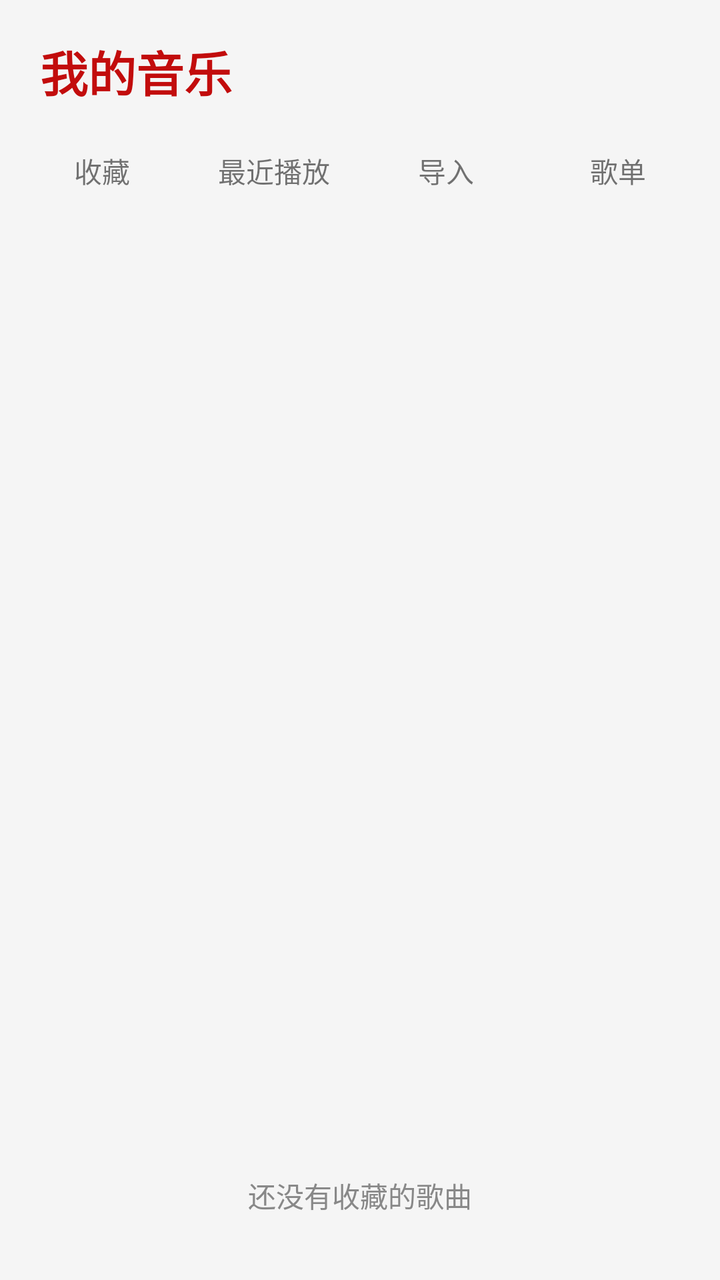
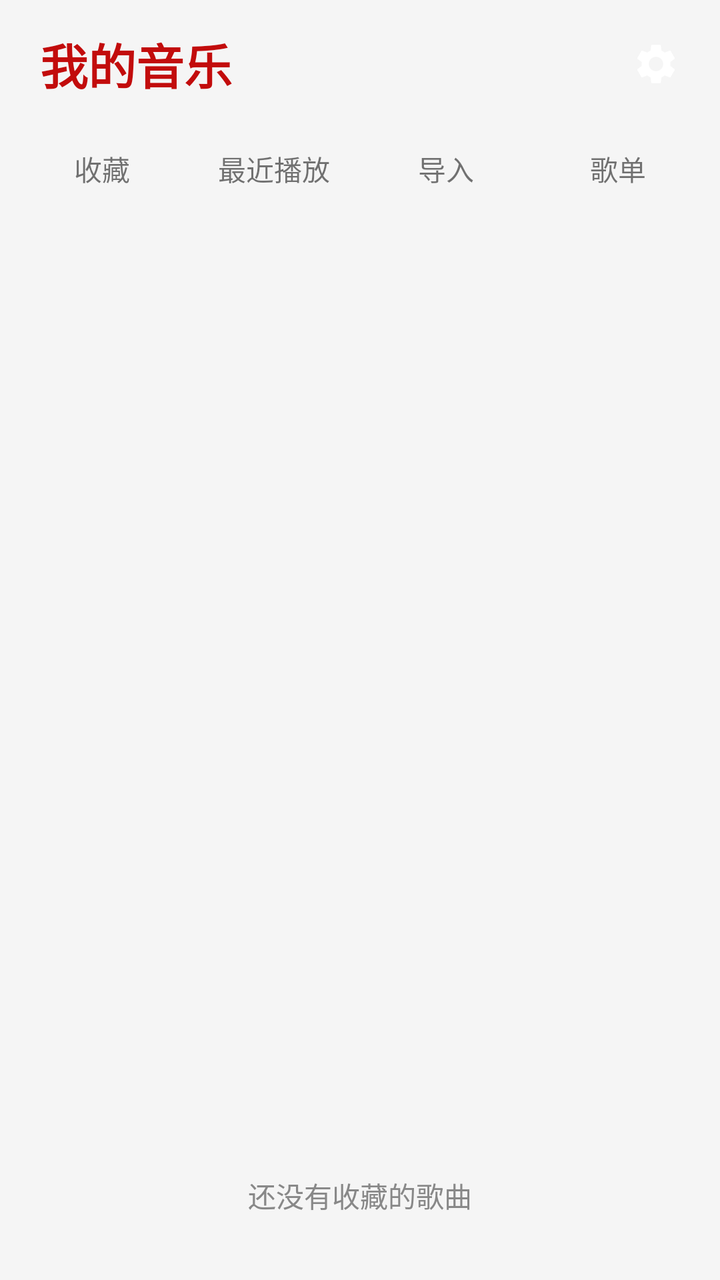

An Android layout rendered at two revisions. The XML below is the earlier revision; the diff shows what the commit changed to produce the second picture.
<!-- AndroidManifest.xml: application theme Theme.RedMusic -->
<!-- res/layout/fragment_library.xml -->
<?xml version="1.0" encoding="utf-8"?>
<LinearLayout xmlns:android="http://schemas.android.com/apk/res/android"
    android:layout_width="match_parent"
    android:layout_height="match_parent"
    android:orientation="vertical">

    <TextView
        android:id="@+id/library_title"
        android:layout_width="wrap_content"
        android:layout_height="wrap_content"
        android:paddingStart="20dp"
        android:paddingTop="18dp"
        android:paddingBottom="12dp"
        android:text="我的音乐"
        android:textColor="#C20C0C"
        android:textSize="24sp"
        android:textStyle="bold" />

    <LinearLayout
        android:layout_width="match_parent"
        android:layout_height="wrap_content"
        android:orientation="horizontal"
        android:paddingStart="8dp"
        android:paddingEnd="8dp">

        <TextView
            android:id="@+id/tab_fav"
            android:layout_width="0dp"
            android:layout_height="wrap_content"
            android:layout_weight="1"
            android:gravity="center"
            android:padding="10dp"
            android:text="收藏"
            android:textSize="14sp" />

        <TextView
            android:id="@+id/tab_recent"
            android:layout_width="0dp"
            android:layout_height="wrap_content"
            android:layout_weight="1"
            android:gravity="center"
            android:padding="10dp"
            android:text="最近播放"
            android:textSize="14sp" />

        <TextView
            android:id="@+id/tab_import"
            android:layout_width="0dp"
            android:layout_height="wrap_content"
            android:layout_weight="1"
            android:gravity="center"
            android:padding="10dp"
            android:text="导入"
            android:textSize="14sp" />

        <TextView
            android:id="@+id/tab_playlists"
            android:layout_width="0dp"
            android:layout_height="wrap_content"
            android:layout_weight="1"
            android:gravity="center"
            android:padding="10dp"
            android:text="歌单"
            android:textSize="14sp" />
    </LinearLayout>

    
    <LinearLayout
        android:id="@+id/action_row"
        android:layout_width="match_parent"
        android:layout_height="wrap_content"
        android:orientation="horizontal"
        android:paddingStart="20dp"
        android:paddingEnd="20dp"
        android:paddingBottom="6dp">

        <TextView
            android:id="@+id/action_scan"
            android:layout_width="wrap_content"
            android:layout_height="wrap_content"
            android:padding="8dp"
            android:text="扫描目录"
            android:textColor="#C20C0C"
            android:textSize="14sp"
            android:visibility="gone" />

        <TextView
            android:id="@+id/action_new"
            android:layout_width="wrap_content"
            android:layout_height="wrap_content"
            android:padding="8dp"
            android:text="新建歌单"
            android:textColor="#C20C0C"
            android:textSize="14sp"
            android:visibility="gone" />

        <TextView
            android:id="@+id/action_add"
            android:layout_width="wrap_content"
            android:layout_height="wrap_content"
            android:padding="8dp"
            android:text="添加歌曲"
            android:textColor="#C20C0C"
            android:textSize="14sp"
            android:visibility="gone" />

        <TextView
            android:id="@+id/action_del"
            android:layout_width="wrap_content"
            android:layout_height="wrap_content"
            android:padding="8dp"
            android:text="删除歌单"
            android:textColor="#C20C0C"
            android:textSize="14sp"
            android:visibility="gone" />

        <TextView
            android:layout_width="0dp"
            android:layout_height="wrap_content"
            android:layout_weight="1" />

        <TextView
            android:id="@+id/action_back"
            android:layout_width="wrap_content"
            android:layout_height="wrap_content"
            android:padding="8dp"
            android:text="← 返回"
            android:textColor="#C20C0C"
            android:textSize="14sp"
            android:visibility="gone" />
    </LinearLayout>

    <androidx.recyclerview.widget.RecyclerView
        android:id="@+id/lib_list"
        android:layout_width="match_parent"
        android:layout_height="0dp"
        android:layout_weight="1"
        android:clipToPadding="false"
        android:paddingTop="4dp"
        android:paddingBottom="8dp" />

    <TextView
        android:id="@+id/lib_empty"
        android:layout_width="match_parent"
        android:layout_height="wrap_content"
        android:gravity="center"
        android:padding="32dp"
        android:text="还没有收藏的歌曲"
        android:textColor="@color/text_secondary"
        android:textSize="14sp" />

</LinearLayout>
<!-- resources referenced by this layout -->
<resources>
  <color name="text_secondary">#888888</color>
  <style name="Theme.RedMusic" parent="Theme.AppCompat.DayNight.NoActionBar">
          <item name="colorPrimary">@color/red</item>
          <item name="colorPrimaryDark">#8A0808</item>
          <item name="colorAccent">@color/red_light</item>
          <item name="android:windowBackground">@color/bg</item>
          <item name="android:statusBarColor">@color/bg</item>
          <item name="android:navigationBarColor">@color/bg</item>
          <item name="android:textColorPrimary">@color/text_primary</item>
      </style>
  <color name="red">#C20C0C</color>
  <color name="red_light">#FF6B6B</color>
  <color name="bg">#F5F5F5</color>
  <color name="text_primary">#212121</color>
</resources>

<!-- the commit's change to res/layout/fragment_library.xml (unified diff, before → after) -->
@@ -4,17 +4,34 @@
     android:layout_height="match_parent"
     android:orientation="vertical">
 
-    <TextView
-        android:id="@+id/library_title"
-        android:layout_width="wrap_content"
+    <LinearLayout
+        android:layout_width="match_parent"
         android:layout_height="wrap_content"
+        android:gravity="center_vertical"
+        android:orientation="horizontal"
         android:paddingStart="20dp"
-        android:paddingTop="18dp"
-        android:paddingBottom="12dp"
-        android:text="我的音乐"
-        android:textColor="#C20C0C"
-        android:textSize="24sp"
-        android:textStyle="bold" />
+        android:paddingTop="12dp"
+        android:paddingEnd="12dp"
+        android:paddingBottom="12dp">
+
+        <TextView
+            android:id="@+id/library_title"
+            android:layout_width="0dp"
+            android:layout_height="wrap_content"
+            android:layout_weight="1"
+            android:text="我的音乐"
+            android:textColor="#C20C0C"
+            android:textSize="24sp"
+            android:textStyle="bold" />
+
+        <ImageButton
+            android:id="@+id/library_settings_btn"
+            android:layout_width="40dp"
+            android:layout_height="40dp"
+            android:background="@android:color/transparent"
+            android:contentDescription="设置"
+            android:src="@drawable/ic_settings" />
+    </LinearLayout>
 
     <LinearLayout
         android:layout_width="match_parent"
<!-- resource entries referenced after the edit -->
@@ -1,6 +1,18 @@
 <!-- resources referenced by this layout -->
 <resources>
   <color name="text_secondary">#888888</color>
+  <!-- drawable ic_settings (drawable) -->
+  <?xml version="1.0" encoding="utf-8"?>
+  <vector xmlns:android="http://schemas.android.com/apk/res/android"
+      android:width="24dp"
+      android:height="24dp"
+      android:viewportWidth="24"
+      android:viewportHeight="24"
+      android:tint="#FFFFFF">
+      <path
+          android:fillColor="@color/text_primary"
+          android:pathData="M19.14,12.94c0.04,-0.3 0.06,-0.61 0.06,-0.94c0,-0.32 -0.02,-0.64 -0.07,-0.94l2.03,-1.58c0.18,-0.14 0.23,-0.41 0.12,-0.61l-1.92,-3.32c-0.12,-0.22 -0.37,-0.29 -0.59,-0.22l-2.39,0.96c-0.5,-0.38 -1.03,-0.7 -1.62,-0.94L14.4,2.81c-0.04,-0.24 -0.24,-0.41 -0.48,-0.41h-3.84c-0.24,0 -0.43,0.17 -0.47,0.41L9.25,5.35C8.66,5.59 8.12,5.92 7.63,6.29L5.24,5.33c-0.22,-0.08 -0.47,0 -0.59,0.22L2.74,8.87c-0.12,0.21 -0.08,0.47 0.12,0.61l2.03,1.58c-0.05,0.3 -0.09,0.63 -0.09,0.94s0.02,0.64 0.07,0.94l-2.03,1.58c-0.18,0.14 -0.23,0.41 -0.12,0.61l1.92,3.32c0.12,0.22 0.37,0.29 0.59,0.22l2.39,-0.96c0.5,0.38 1.03,0.7 1.62,0.94l0.36,2.54c0.05,0.24 0.24,0.41 0.48,0.41h3.84c0.24,0 0.44,-0.17 0.47,-0.41l0.36,-2.54c0.59,-0.24 1.13,-0.56 1.62,-0.94l2.39,0.96c0.22,0.08 0.47,0 0.59,-0.22l1.92,-3.32c0.12,-0.22 0.07,-0.47 -0.12,-0.61L19.14,12.94zM12,15.6c-1.98,0 -3.6,-1.62 -3.6,-3.6s1.62,-3.6 3.6,-3.6s3.6,1.62 3.6,3.6S13.98,15.6 12,15.6z" />
+  </vector>
   <style name="Theme.RedMusic" parent="Theme.AppCompat.DayNight.NoActionBar">
           <item name="colorPrimary">@color/red</item>
           <item name="colorPrimaryDark">#8A0808</item>
